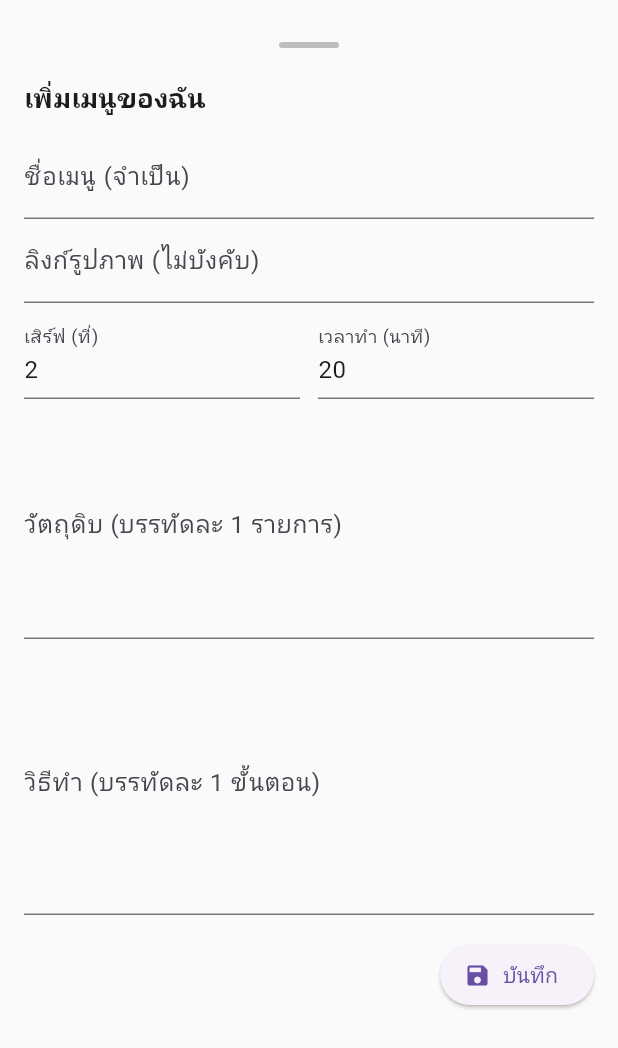
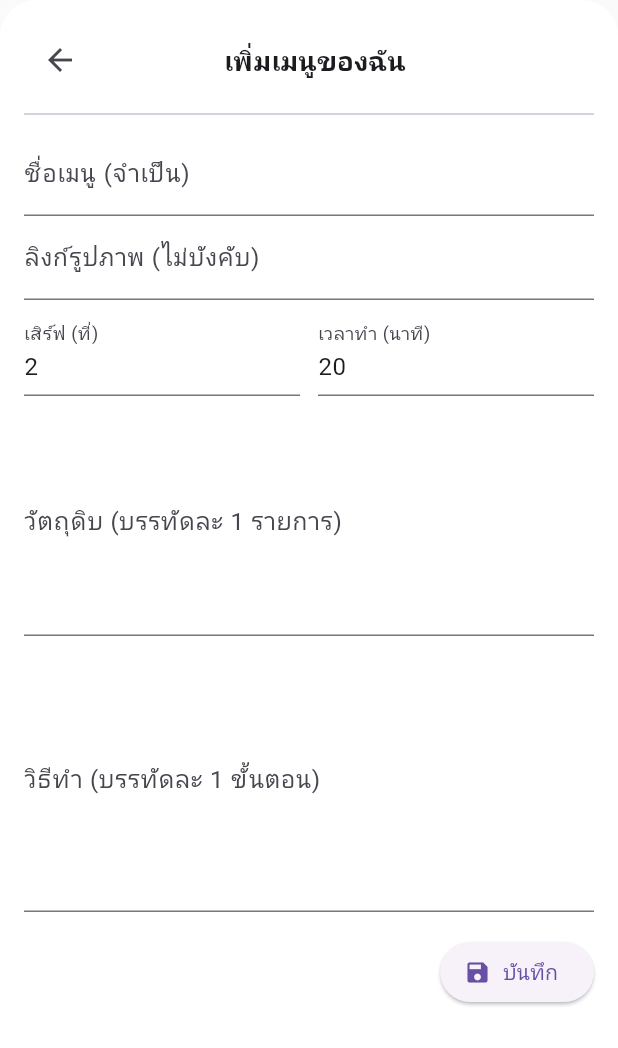
Before and after one commit to yn-04/foodappflutter, a Flutter app: the AddUserRecipeSheet widget shown alone on an empty page, opened directly, on a phone screen of 412 x 824 dp. Shown: the top 1048 px of the screen. Run offline on Flutter 3.47's test engine with Material 3 defaults, Android fonts, the phone set to English and light mode, and no system bars; our stand-ins replace camera, cloud_firestore, firebase_auth, firebase_core, firebase_storage, flutter_dotenv and 7 more; missing offline and left inert: google_mlkit_barcode_scanning, mobile_scanner, translator; accounts and stored records are empty; Roboto replaces fonts that are missing (Kanit).

Commit message:
Add files via upload

```diff
--- a/lib/foodreccom/widgets/add_user_recipe_sheet.dart
+++ b/lib/foodreccom/widgets/add_user_recipe_sheet.dart
@@ -37,39 +37,57 @@ class _AddUserRecipeSheetState extends State<AddUserRecipeSheet> {
   Widget build(BuildContext context) {
     final media = MediaQuery.of(context);
     final bottomInset = media.viewInsets.bottom;
-    return SafeArea(
-      top: false,
+    final contentPadding = EdgeInsets.only(
+      left: 16,
+      right: 16,
+      top: 16,
+      bottom: bottomInset > 16 ? bottomInset : 16,
+    );
+
+    return PopScope(
+      canPop: true,
+      onPopInvoked: (didPop) {
+        if (!didPop) {
+          Navigator.of(context).pop();
+        }
+      },
+      child: ClipRRect(
+        borderRadius: const BorderRadius.vertical(top: Radius.circular(24)),
+        child: Material(
+          color: Colors.white,
+          child: SafeArea(
+            top: true,
             child: SizedBox(
               height: media.size.height,
               child: Padding(
-          padding: EdgeInsets.only(
-            left: 16,
-            right: 16,
-            top: 28,
-            bottom: bottomInset > 16 ? bottomInset : 16,
-          ),
+                padding: contentPadding,
                 child: Form(
                   key: _formKey,
                   child: SingleChildScrollView(
                     child: Column(
                       crossAxisAlignment: CrossAxisAlignment.start,
                       children: [
-                  Center(
-                    child: Container(
-                      width: 40,
-                      height: 4,
-                      decoration: BoxDecoration(
-                        color: Colors.grey[400],
-                        borderRadius: BorderRadius.circular(2),
+                        Row(
+                          children: [
+                            IconButton(
+                              icon: const Icon(Icons.arrow_back),
+                              onPressed: () => Navigator.of(context).pop(),
+                            ),
+                            const SizedBox(width: 8),
+                            const Expanded(
+                              child: Text(
+                                'เพิ่มเมนูของฉัน',
+                                textAlign: TextAlign.center,
+                                style: TextStyle(
+                                  fontSize: 18,
+                                  fontWeight: FontWeight.bold,
                                 ),
                               ),
                             ),
-                  const SizedBox(height: 20),
-                  const Text(
-                    'เพิ่มเมนูของฉัน',
-                    style: TextStyle(fontSize: 18, fontWeight: FontWeight.bold),
+                            const SizedBox(width: 48),
+                          ],
                         ),
-                  const SizedBox(height: 12),
+                        const Divider(height: 24),
                         TextFormField(
                           controller: _name,
                           decoration: const InputDecoration(
@@ -164,15 +182,21 @@ class _AddUserRecipeSheetState extends State<AddUserRecipeSheet> {
                 ),
               ),
             ),
+          ),
+        ),
+      ),
     );
   }
+
 
   Future<void> _save() async {
     final missing = _missingFields();
     if (!_formKey.currentState!.validate()) {
       if (missing.isNotEmpty) {
         ScaffoldMessenger.of(context).showSnackBar(
-          SnackBar(content: Text('กรุณากรอก: ${missing.join(', ')}')),
+          SnackBar(
+            content: Text('กรุณากรอก: ${missing.join(', ')}'),
+          ),
         );
       }
       return;
@@ -207,17 +231,15 @@ class _AddUserRecipeSheetState extends State<AddUserRecipeSheet> {
     final recipe = baseRecipe.copyWith(nutrition: estimated);
 
     try {
-      await context.read<EnhancedRecommendationProvider>().addUserRecipe(
-        recipe,
-      );
+      await context.read<EnhancedRecommendationProvider>().addUserRecipe(recipe);
       if (mounted) Navigator.pop(context);
       ScaffoldMessenger.of(context).showSnackBar(
         const SnackBar(content: Text('บันทึกเมนูของฉันเรียบร้อย')),
       );
     } catch (e) {
-      ScaffoldMessenger.of(
-        context,
-      ).showSnackBar(SnackBar(content: Text('บันทึกล้มเหลว: $e')));
+      ScaffoldMessenger.of(context).showSnackBar(
+        SnackBar(content: Text('บันทึกล้มเหลว: $e')),
+      );
     }
   }
 
@@ -234,24 +256,17 @@ class _AddUserRecipeSheetState extends State<AddUserRecipeSheet> {
   }
 
   List<RecipeIngredient> _parseIngredients(String text) {
-    final lines = text
-        .split(RegExp(r'\r?\n'))
-        .map((e) => e.trim())
-        .where((e) => e.isNotEmpty);
+    final lines = text.split(RegExp(r'\r?\n')).map((e) => e.trim()).where((e) => e.isNotEmpty);
     return lines.map((l) {
       // very simple split: first token as name until two last tokens amount+unit if numeric exists
       final parts = l.split(RegExp(r'\s+'));
       if (parts.length >= 2) {
-        final amount =
-            double.tryParse(parts[parts.length - 2]) ??
-            double.tryParse(parts.last) ??
-            1.0;
+        final amount = double.tryParse(parts[parts.length - 2]) ??
+            double.tryParse(parts.last) ?? 1.0;
         final unit = amount == (double.tryParse(parts.last) ?? -1)
             ? ''
             : parts.last;
-        final name = parts
-            .sublist(0, parts.length - (unit.isEmpty ? 1 : 2))
-            .join(' ');
+        final name = parts.sublist(0, parts.length - (unit.isEmpty ? 1 : 2)).join(' ');
         return RecipeIngredient(name: name, amount: amount, unit: unit);
       }
       return RecipeIngredient(name: l, amount: 1.0, unit: '');
@@ -259,14 +274,8 @@ class _AddUserRecipeSheetState extends State<AddUserRecipeSheet> {
   }
 
   List<CookingStep> _parseSteps(String text) {
-    final lines = text
-        .split(RegExp(r'\r?\n'))
-        .map((e) => e.trim())
-        .where((e) => e.isNotEmpty)
-        .toList();
+    final lines = text.split(RegExp(r'\r?\n')).map((e) => e.trim()).where((e) => e.isNotEmpty).toList();
     var i = 1;
-    return lines
-        .map((l) => CookingStep(stepNumber: i++, instruction: l))
-        .toList();
+    return lines.map((l) => CookingStep(stepNumber: i++, instruction: l)).toList();
   }
 }
--- a/lib/foodreccom/widgets/recipe_card.dart
+++ b/lib/foodreccom/widgets/recipe_card.dart
@@ -111,7 +111,7 @@ class RecipeCard extends StatelessWidget {
                       borderRadius: BorderRadius.circular(20),
                     ),
                     child: Text(
-                      '${recipe.matchScore}%',
+                      '${recipe.matchScoreLabel}%',
                       style: const TextStyle(
                         color: Colors.white,
                         fontWeight: FontWeight.bold,
--- a/lib/foodreccom/widgets/recipe_detail_sheet.dart
+++ b/lib/foodreccom/widgets/recipe_detail_sheet.dart
@@ -55,7 +55,7 @@ class RecipeDetailSheet extends StatelessWidget {
                     borderRadius: BorderRadius.circular(20),
                   ),
                   child: Text(
-                    '${recipe.matchScore}%',
+                    '${recipe.matchScoreLabel}%',
                     style: const TextStyle(
                       color: Colors.white,
                       fontWeight: FontWeight.bold,
```
Lines whose indentation alone changed are shown as unchanged.
